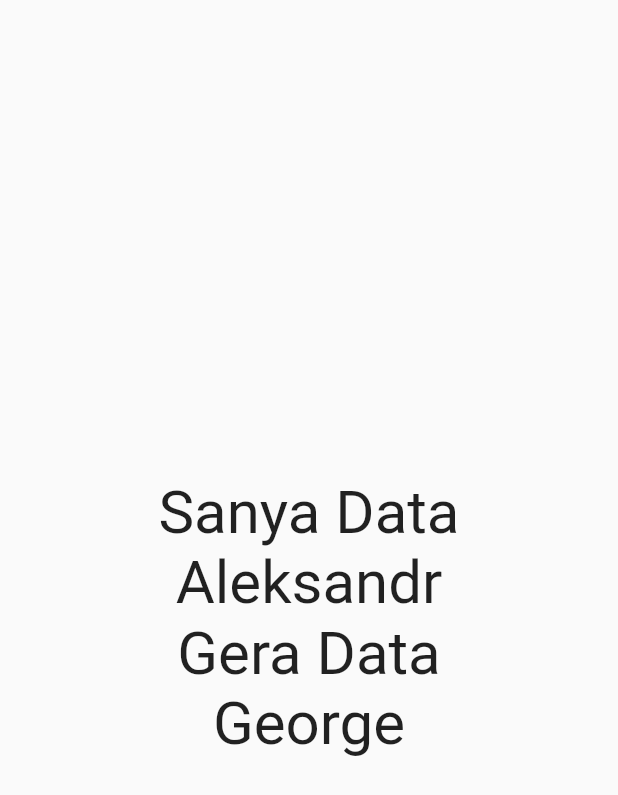
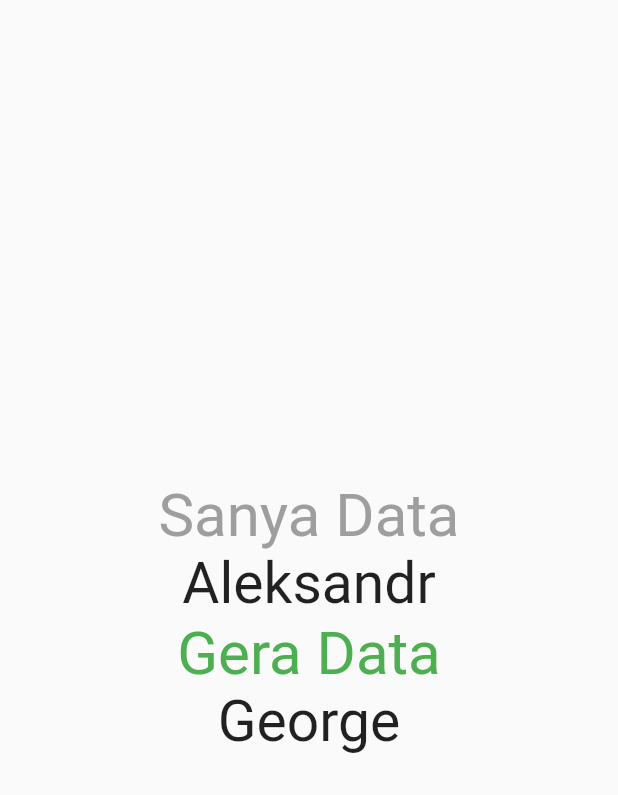
Before and after one commit to k1mka/prd_freezed_json, a Flutter app: the screen it shows after launch, on a phone screen of 412 x 824 dp. Shown: the top 795 px of the screen. Run offline on Flutter 3.47's test engine with Material 2 defaults, Android fonts, the phone set to English and light mode, and no system bars; our stand-ins replace freezed_annotation; accounts and stored records are empty.

```diff
--- a/lib/test_screen/test_screen_layout.dart
+++ b/lib/test_screen/test_screen_layout.dart
@@ -38,10 +38,22 @@ class _TestScreenLayoutState extends State<TestScreenLayout> {
         child: Column(
           mainAxisAlignment: MainAxisAlignment.center,
           children: [
-            const Text('Sanya Data', style: TextStyle(fontSize: 40),),
-            Text('${sanyaFromJson.name}', style: TextStyle(fontSize: 40),),
-            const Text('Gera Data', style: TextStyle(fontSize: 40),),
-            Text('${geraFromJson.name}', style: TextStyle(fontSize: 40),),
+            const Text(
+              'Sanya Data',
+              style: TextStyle(fontSize: 40, color: Colors.grey),
+            ),
+            Text(
+              '${sanyaFromJson.name}',
+              style: TextStyle(fontSize: 38),
+            ),
+            const Text(
+              'Gera Data',
+              style: TextStyle(fontSize: 40, color: Colors.green),
+            ),
+            Text(
+              '${geraFromJson.name}',
+              style: TextStyle(fontSize: 38),
+            ),
           ],
         ),
       ),
```
